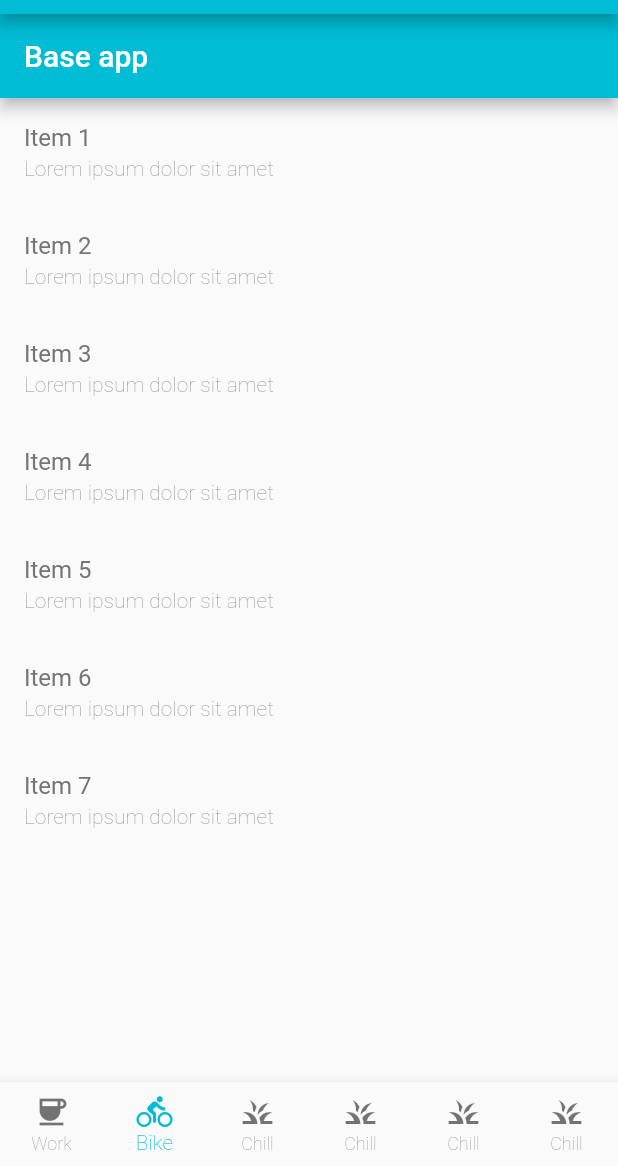
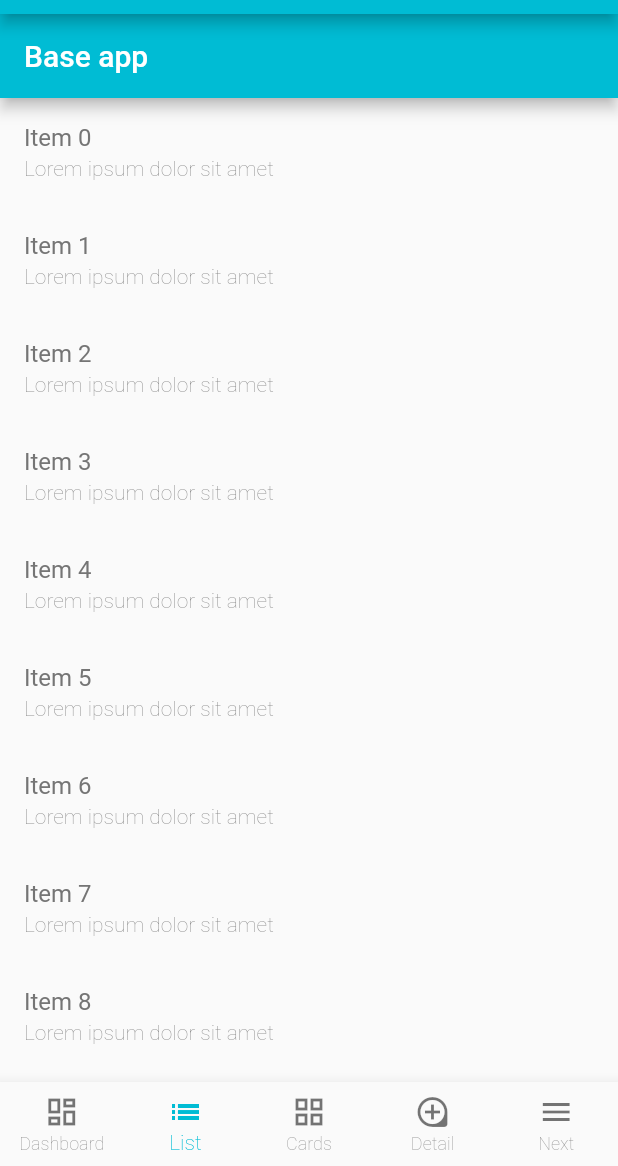
Before and after one commit to tom-novak/flutter-common-widgets, a Flutter app: the screen it shows after launch, item 2 of the bottom bar chosen, on a phone screen of 412 x 824 dp, the part 70-1236 px from its top. Run offline on Flutter 3.47's test engine with Material 2 defaults, Android fonts, the phone set to English and light mode, and no system bars; our stand-ins replace flutter_conditional_rendering, shimmer.

Commit message:
Main screen with page slots

```diff
--- a/lib/src/preview/preview_list_page.dart
+++ b/lib/src/preview/preview_list_page.dart
@@ -2,21 +2,24 @@ import 'package:flutter/material.dart';
 import 'package:flutter_common_widgets/flutter_common_widgets.dart';
 
 class PreviewListPage extends StatelessWidget {
-  const PreviewListPage({Key? key}) : super(key: key);
+  final int? itemsCount;
+
+  const PreviewListPage({
+    Key? key,
+    this.itemsCount,
+  }) : super(key: key);
 
   @override
   Widget build(BuildContext context) {
     return CommonListPage(
       appBarTitle: const Text('Base app'),
-      items: [
-        CommonItem(title: 'Item 1', subtitle: 'Lorem ipsum dolor sit amet'),
-        CommonItem(title: 'Item 2', subtitle: 'Lorem ipsum dolor sit amet'),
-        CommonItem(title: 'Item 3', subtitle: 'Lorem ipsum dolor sit amet'),
-        CommonItem(title: 'Item 4', subtitle: 'Lorem ipsum dolor sit amet'),
-        CommonItem(title: 'Item 5', subtitle: 'Lorem ipsum dolor sit amet'),
-        CommonItem(title: 'Item 6', subtitle: 'Lorem ipsum dolor sit amet'),
-        CommonItem(title: 'Item 7', subtitle: 'Lorem ipsum dolor sit amet'),
-      ],
+      items: List<CommonItem>.generate(
+        10,
+        (index) => CommonItem(
+          title: 'Item $index',
+          subtitle: 'Lorem ipsum dolor sit amet',
+        ),
+      ),
       widgetStateBuilder: (context) {
         return WidgetState.content;
       },
--- a/lib/src/preview/preview_main_screen.dart
+++ b/lib/src/preview/preview_main_screen.dart
@@ -9,32 +9,32 @@ class PreviewMainScreen extends StatelessWidget {
     return MainScreen(
       slots: [
         PageSlot(
-          icon: const Icon(Icons.coffee_sharp),
+          icon: const Icon(Icons.dashboard_outlined),
           label: 'Dashboard',
           content: const PreviewDashboardPage(),
         ),
         PageSlot(
-          icon: const Icon(Icons.directions_bike),
+          icon: const Icon(Icons.list_outlined),
           label: 'List',
           content: const PreviewListPage(),
         ),
         PageSlot(
-          icon: const Icon(Icons.grass),
+          icon: const Icon(Icons.grid_view_outlined),
           label: 'Cards',
           content: const PreviewCardsPage(),
         ),
         PageSlot(
-          icon: const Icon(Icons.grass),
+          icon: const Icon(Icons.loupe_outlined),
           label: 'Detail',
           content: const PreviewDetailPage(),
         ),
         PageSlot(
-          icon: const Icon(Icons.grass),
+          icon: const Icon(Icons.account_box_outlined),
           label: 'Profile',
           content: const PreviewProfilePage(),
         ),
         PageSlot(
-          icon: const Icon(Icons.grass),
+          icon: const Icon(Icons.info_outlined),
           label: 'About',
           content: const PreviewAboutPage(),
         ),
--- a/lib/src/screen/main_screen.dart
+++ b/lib/src/screen/main_screen.dart
@@ -39,37 +39,30 @@ class _MainScreenState extends State<MainScreen> {
       body: widget.slots[_selectedIndex].content,
       bottomNavigationBar: BottomNavigationBar(
         type: BottomNavigationBarType.fixed,
-        items: const [
-          BottomNavigationBarItem(
-            icon: Icon(Icons.coffee_sharp),
-            label: 'Work',
+        items: List<BottomNavigationBarItem>.generate(
+              widget.slots.length > 5 ? 4 : widget.slots.length,
+              (index) => BottomNavigationBarItem(
+                icon: widget.slots[index].icon,
+                label: widget.slots[index].label,
               ),
-          BottomNavigationBarItem(
-            icon: Icon(Icons.directions_bike),
-            label: 'Bike',
-          ),
-          BottomNavigationBarItem(
-            icon: Icon(Icons.grass),
-            label: 'Chill',
-          ),
-          BottomNavigationBarItem(
-            icon: Icon(Icons.grass),
-            label: 'Chill',
-          ),
-          BottomNavigationBarItem(
-            icon: Icon(Icons.grass),
-            label: 'Chill',
-          ),
-          BottomNavigationBarItem(
-            icon: Icon(Icons.grass),
-            label: 'Chill',
+            ) +
+            [
+              if (widget.slots.length > 5)
+                const BottomNavigationBarItem(
+                  icon: Icon(Icons.menu),
+                  label: 'Next',
                 ),
             ],
         currentIndex: _selectedIndex,
         onTap: (index) {
+          if (widget.slots.length <= 5 ||
+              (widget.slots.length > 5 && index < 4)) {
             setState(() {
               _selectedIndex = index;
             });
+          } else {
+            // TODO implement on burger menu tap
+          }
         },
       ),
     );
```
Lines whose indentation alone changed are shown as unchanged.
